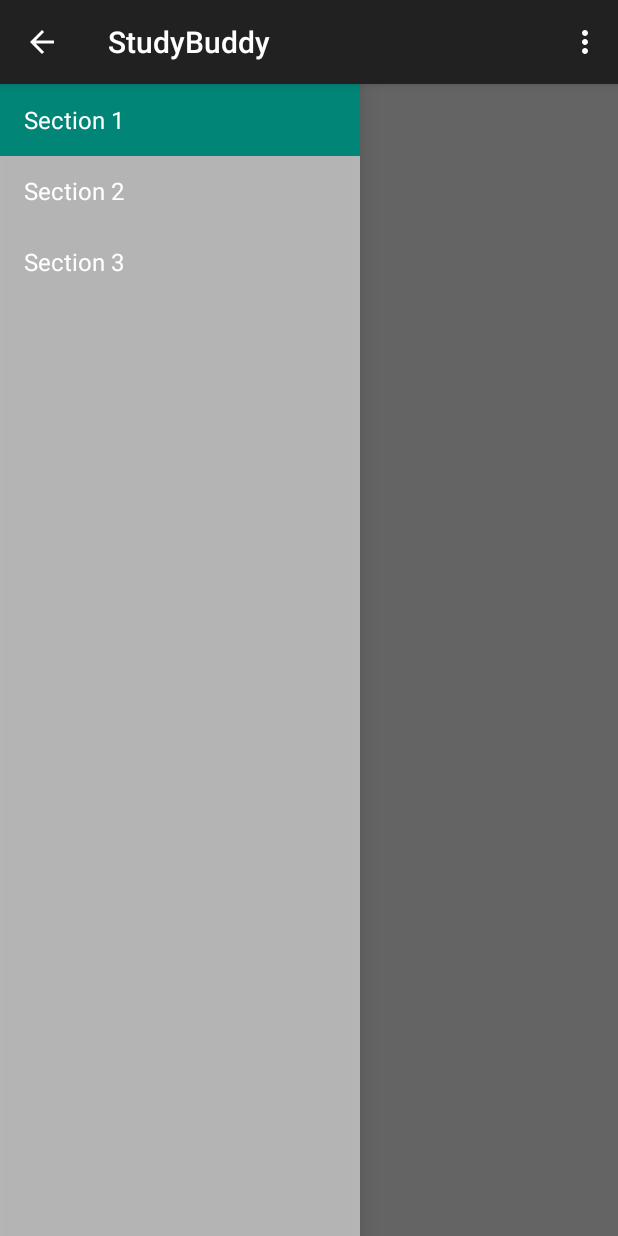
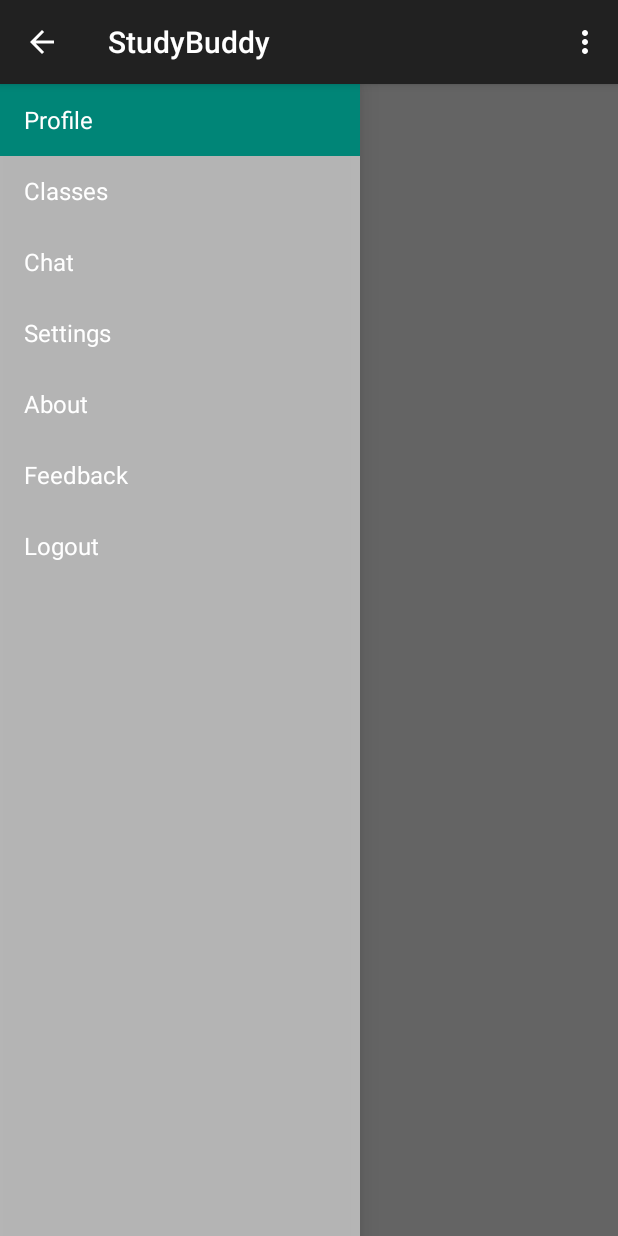
Before and after one commit to MonoAlpaca/StudyBuddy, an Android app: the screen it shows after launch (MainActivity), on a phone screen of 412 x 824 dp. Run offline under Robolectric (Android 15) with nearby library versions, the phone set to English and light mode, and no system bars; 2 statements that could not run were skipped.

Commit message:
Not committed files

```diff
--- a/Client/StudyBuddy/app/src/main/java/com/team18/studybuddy/studybuddy/NavigationDrawerFragment.java
+++ b/Client/StudyBuddy/app/src/main/java/com/team18/studybuddy/studybuddy/NavigationDrawerFragment.java
@@ -105,6 +105,11 @@ public class NavigationDrawerFragment extends Fragment {
                         getString(R.string.title_section1),
                         getString(R.string.title_section2),
                         getString(R.string.title_section3),
+                        getString(R.string.title_section4),
+                        getString(R.string.title_section5),
+                        getString(R.string.title_section6),
+                        getString(R.string.title_section7)
+
                 }));
         mDrawerListView.setItemChecked(mCurrentSelectedPosition, true);
         return mDrawerListView;
--- a/Client/StudyBuddy/app/src/main/res/layout/fragment_main.xml
+++ b/Client/StudyBuddy/app/src/main/res/layout/fragment_main.xml
@@ -6,6 +6,10 @@
     android:paddingBottom="@dimen/activity_vertical_margin"
     tools:context=".MainActivity$PlaceholderFragment">
 
+    <Button
+        android:layout_width="15dp"
+        android:text="@string/button_test"
+        android:layout_height="15dp" />
     <TextView android:id="@+id/section_label" android:layout_width="wrap_content"
         android:layout_height="wrap_content" />
 
--- a/Client/StudyBuddy/app/src/main/res/values/strings.xml
+++ b/Client/StudyBuddy/app/src/main/res/values/strings.xml
@@ -1,10 +1,16 @@
 <resources>
     <string name="app_name">StudyBuddy</string>
 
-    <string name="title_section1">Section 1</string>
-    <string name="title_section2">Section 2</string>
-    <string name="title_section3">Section 3</string>
+    <string name="title_section1">Profile</string>
+    <string name="title_section2">Classes</string>
+    <string name="title_section3">Chat</string>
+    <string name="title_section4">Settings</string>
+    <string name="title_section5">About</string>
+    <string name="title_section6">Feedback</string>
+    <string name="title_section7">Logout</string>
 
+
+    <string name="button_test">Testing</string>
     <string name="navigation_drawer_open">Open navigation drawer</string>
     <string name="navigation_drawer_close">Close navigation drawer</string>
 
```
Also changed, not shown: Client/StudyBuddy/app/src/main/java/com/team18/studybuddy/studybuddy/MainActivity.java (+15 -0 lines), 1 other file.
